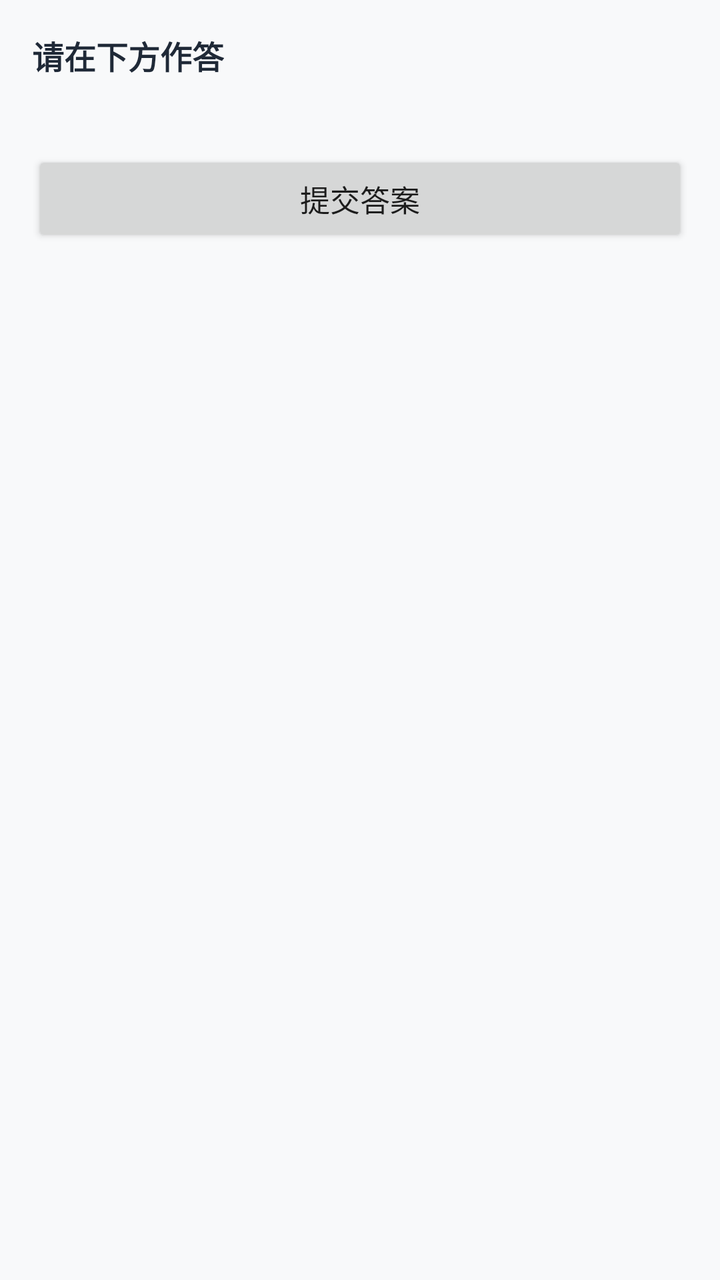
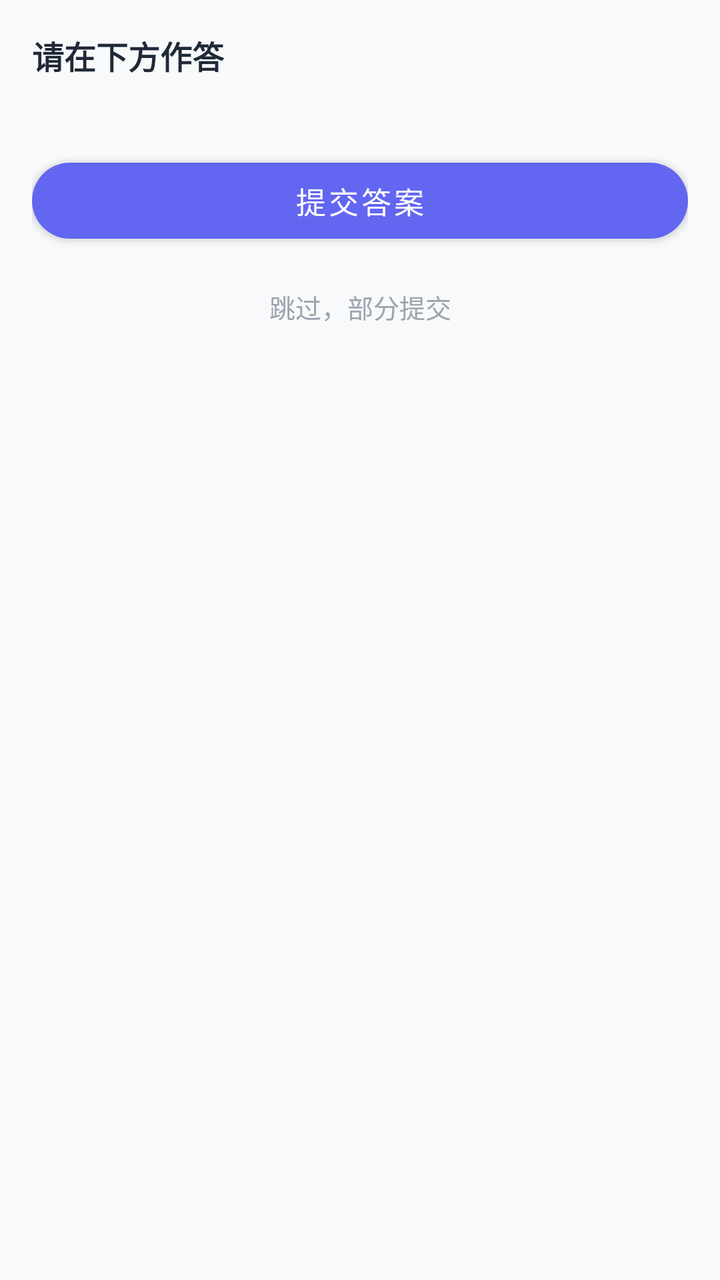

Two renders of the same Android screen: before a commit and after it. Below are the layout's source before the change and the commit's diff.
<!-- AndroidManifest.xml: application theme AppTheme -->
<!-- res/layout/fragment_daily_practice.xml -->
<?xml version="1.0" encoding="utf-8"?>
<ScrollView xmlns:android="http://schemas.android.com/apk/res/android"
    android:layout_width="match_parent"
    android:layout_height="match_parent"
    android:background="#F8F9FA">

    <LinearLayout
        android:layout_width="match_parent"
        android:layout_height="wrap_content"
        android:orientation="vertical"
        android:padding="16dp">

        
        <LinearLayout
            android:id="@+id/layout_quiz"
            android:layout_width="match_parent"
            android:layout_height="wrap_content"
            android:orientation="vertical"
            android:visibility="visible">

            <TextView
                android:layout_width="wrap_content"
                android:layout_height="wrap_content"
                android:text="请在下方作答"
                android:textSize="16sp"
                android:textStyle="bold"
                android:textColor="#1F2937"
                android:paddingBottom="12dp" />

            <LinearLayout
                android:id="@+id/ll_question_container"
                android:layout_width="match_parent"
                android:layout_height="wrap_content"
                android:orientation="vertical" />

            <Button
                android:id="@+id/btn_submit_all"
                android:layout_width="match_parent"
                android:layout_height="48dp"
                android:layout_marginTop="24dp"
                android:text="提交答案"
                android:textSize="15sp" />
        </LinearLayout>

        
        <LinearLayout
            android:id="@+id/layout_loading"
            android:layout_width="match_parent"
            android:layout_height="200dp"
            android:gravity="center"
            android:orientation="vertical"
            android:visibility="gone">

            <ProgressBar
                android:layout_width="48dp"
                android:layout_height="48dp" />
            <TextView
                android:layout_width="wrap_content"
                android:layout_height="wrap_content"
                android:text="加载中..."
                android:textSize="14sp"
                android:textColor="#9CA3AF"
                android:paddingTop="12dp" />
        </LinearLayout>

        
        <LinearLayout
            android:id="@+id/layout_result"
            android:layout_width="match_parent"
            android:layout_height="wrap_content"
            android:orientation="vertical"
            android:visibility="gone">

            <TextView
                android:id="@+id/tv_result_score"
                android:layout_width="match_parent"
                android:layout_height="wrap_content"
                android:gravity="center"
                android:textSize="36sp"
                android:textStyle="bold"
                android:padding="24dp" />

            <LinearLayout
                android:id="@+id/ll_result_stats"
                android:layout_width="match_parent"
                android:layout_height="wrap_content"
                android:orientation="horizontal" />

            <TextView
                android:layout_width="match_parent"
                android:layout_height="wrap_content"
                android:text="答题详情"
                android:textSize="16sp"
                android:textStyle="bold"
                android:paddingTop="24dp"
                android:paddingBottom="12dp" />

            <LinearLayout
                android:id="@+id/ll_result_details"
                android:layout_width="match_parent"
                android:layout_height="wrap_content"
                android:orientation="vertical" />

            <Button
                android:id="@+id/btn_back_hub"
                android:layout_width="match_parent"
                android:layout_height="48dp"
                android:layout_marginTop="24dp"
                android:text="返回刷题"
                android:textSize="15sp" />
        </LinearLayout>
    </LinearLayout>
</ScrollView>
<!-- resources referenced by this layout -->
<resources>
  <style name="AppTheme" parent="Theme.MaterialComponents.Light.NoActionBar">
          <item name="colorPrimary">@color/primary_color</item>
          <item name="colorPrimaryDark">@color/primary_dark</item>
          <item name="colorAccent">@color/accent_color</item>
          <item name="android:statusBarColor">@color/primary_color</item>
      </style>
  <color name="primary_color">#6366F1</color>
  <color name="primary_dark">#4F46E5</color>
  <color name="accent_color">#818CF8</color>
</resources>

<!-- the commit's change to res/layout/fragment_daily_practice.xml (unified diff, before → after) -->
@@ -1,14 +1,44 @@
 <?xml version="1.0" encoding="utf-8"?>
 <ScrollView xmlns:android="http://schemas.android.com/apk/res/android"
+    xmlns:app="http://schemas.android.com/apk/res-auto"
     android:layout_width="match_parent"
     android:layout_height="match_parent"
-    android:background="#F8F9FA">
+    android:background="@color/background"
+    android:fillViewport="true">
 
     <LinearLayout
         android:layout_width="match_parent"
         android:layout_height="wrap_content"
         android:orientation="vertical"
         android:padding="16dp">
+
+        
+        <LinearLayout
+            android:id="@+id/layout_mode_banner"
+            android:layout_width="match_parent"
+            android:layout_height="wrap_content"
+            android:orientation="horizontal"
+            android:gravity="center_vertical"
+            android:padding="10dp"
+            android:background="@drawable/bg_card_white"
+            android:layout_marginBottom="14dp"
+            android:visibility="gone">
+
+            <TextView
+                android:layout_width="0dp"
+                android:layout_height="wrap_content"
+                android:layout_weight="1"
+                android:textSize="13sp"
+                android:textColor="@color/primary_color"
+                android:text="🎯 同类题巩固练习" />
+
+            <TextView
+                android:id="@+id/tv_target_kp"
+                android:layout_width="wrap_content"
+                android:layout_height="wrap_content"
+                android:textSize="11sp"
+                android:textColor="@color/text_tertiary" />
+        </LinearLayout>
 
         
         <LinearLayout
@@ -24,7 +54,7 @@
                 android:text="请在下方作答"
                 android:textSize="16sp"
                 android:textStyle="bold"
-                android:textColor="#1F2937"
+                android:textColor="@color/on_surface"
                 android:paddingBottom="12dp" />
 
             <LinearLayout
@@ -33,34 +63,48 @@
                 android:layout_height="wrap_content"
                 android:orientation="vertical" />
 
-            <Button
+            <com.google.android.material.button.MaterialButton
                 android:id="@+id/btn_submit_all"
                 android:layout_width="match_parent"
-                android:layout_height="48dp"
+                android:layout_height="50dp"
                 android:layout_marginTop="24dp"
                 android:text="提交答案"
-                android:textSize="15sp" />
+                android:textSize="15sp"
+                app:cornerRadius="28dp" />
+
+            <com.google.android.material.button.MaterialButton
+                android:id="@+id/btn_skip"
+                style="@style/Widget.Material3.Button.TextButton"
+                android:layout_width="match_parent"
+                android:layout_height="40dp"
+                android:layout_marginTop="8dp"
+                android:text="跳过，部分提交"
+                android:textSize="13sp"
+                android:textColor="@color/text_tertiary"
+                app:cornerRadius="20dp" />
         </LinearLayout>
 
         
         <LinearLayout
             android:id="@+id/layout_loading"
             android:layout_width="match_parent"
-            android:layout_height="200dp"
+            android:layout_height="wrap_content"
             android:gravity="center"
             android:orientation="vertical"
+            android:paddingVertical="80dp"
             android:visibility="gone">
 
             <ProgressBar
-                android:layout_width="48dp"
-                android:layout_height="48dp" />
+                android:layout_width="40dp"
+                android:layout_height="40dp" />
+
             <TextView
                 android:layout_width="wrap_content"
                 android:layout_height="wrap_content"
-                android:text="加载中..."
+                android:text="正在生成题目..."
                 android:textSize="14sp"
-                android:textColor="#9CA3AF"
-                android:paddingTop="12dp" />
+                android:textColor="@color/text_tertiary"
+                android:paddingTop="16dp" />
         </LinearLayout>
 
         
@@ -71,28 +115,58 @@
             android:orientation="vertical"
             android:visibility="gone">
 
-            <TextView
-                android:id="@+id/tv_result_score"
+            
+            <LinearLayout
                 android:layout_width="match_parent"
                 android:layout_height="wrap_content"
+                android:orientation="vertical"
                 android:gravity="center"
-                android:textSize="36sp"
-                android:textStyle="bold"
-                android:padding="24dp" />
+                android:paddingVertical="24dp">
 
+                <TextView
+                    android:id="@+id/tv_result_score"
+                    android:layout_width="wrap_content"
+                    android:layout_height="wrap_content"
+                    android:textSize="52sp"
+                    android:textStyle="bold"
+                    android:gravity="center" />
+
+                <TextView
+                    android:id="@+id/tv_result_label"
+                    android:layout_width="wrap_content"
+                    android:layout_height="wrap_content"
+                    android:textSize="14sp"
+                    android:textColor="@color/text_secondary"
+                    android:paddingTop="4dp" />
+            </LinearLayout>
+
+            
             <LinearLayout
                 android:id="@+id/ll_result_stats"
                 android:layout_width="match_parent"
                 android:layout_height="wrap_content"
-                android:orientation="horizontal" />
+                android:orientation="horizontal"
+                android:background="@drawable/bg_card_white"
+                android:paddingVertical="14dp" />
 
+            
+            <TextView
+                android:id="@+id/tv_error_hint"
+                android:layout_width="match_parent"
+                android:layout_height="wrap_content"
+                android:textSize="12sp"
+                android:textColor="@color/text_secondary"
+                android:gravity="center"
+                android:paddingVertical="12dp" />
+
+            
             <TextView
                 android:layout_width="match_parent"
                 android:layout_height="wrap_content"
                 android:text="答题详情"
                 android:textSize="16sp"
                 android:textStyle="bold"
-                android:paddingTop="24dp"
+                android:textColor="@color/on_surface"
                 android:paddingBottom="12dp" />
 
             <LinearLayout
@@ -101,13 +175,19 @@
                 android:layout_height="wrap_content"
                 android:orientation="vertical" />
 
-            <Button
+            <com.google.android.material.button.MaterialButton
                 android:id="@+id/btn_back_hub"
+                style="@style/Widget.Material3.Button.OutlinedButton"
                 android:layout_width="match_parent"
-                android:layout_height="48dp"
-                android:layout_marginTop="24dp"
+                android:layout_height="50dp"
+                android:layout_marginTop="20dp"
                 android:text="返回刷题"
-                android:textSize="15sp" />
+                android:textSize="15sp"
+                app:cornerRadius="28dp" />
+
+            <View
+                android:layout_width="match_parent"
+                android:layout_height="32dp" />
         </LinearLayout>
     </LinearLayout>
 </ScrollView>
<!-- resource entries referenced after the edit -->
@@ -1,12 +1,23 @@
 <!-- resources referenced by this layout -->
 <resources>
+  <color name="background">#F8F9FA</color>
+  <color name="on_surface">#1F2937</color>
+  <color name="primary_color">#6366F1</color>
+  <color name="text_secondary">#6B7280</color>
+  <color name="text_tertiary">#9CA3AF</color>
+  <!-- drawable bg_card_white (drawable) -->
+  <?xml version="1.0" encoding="utf-8"?>
+  <shape xmlns:android="http://schemas.android.com/apk/res/android" android:shape="rectangle">
+      <solid android:color="#FFFFFF" />
+      <stroke android:width="1dp" android:color="#F3F4F6" />
+      <corners android:radius="16dp" />
+  </shape>
   <style name="AppTheme" parent="Theme.MaterialComponents.Light.NoActionBar">
           <item name="colorPrimary">@color/primary_color</item>
           <item name="colorPrimaryDark">@color/primary_dark</item>
           <item name="colorAccent">@color/accent_color</item>
           <item name="android:statusBarColor">@color/primary_color</item>
       </style>
-  <color name="primary_color">#6366F1</color>
   <color name="primary_dark">#4F46E5</color>
   <color name="accent_color">#818CF8</color>
 </resources>
